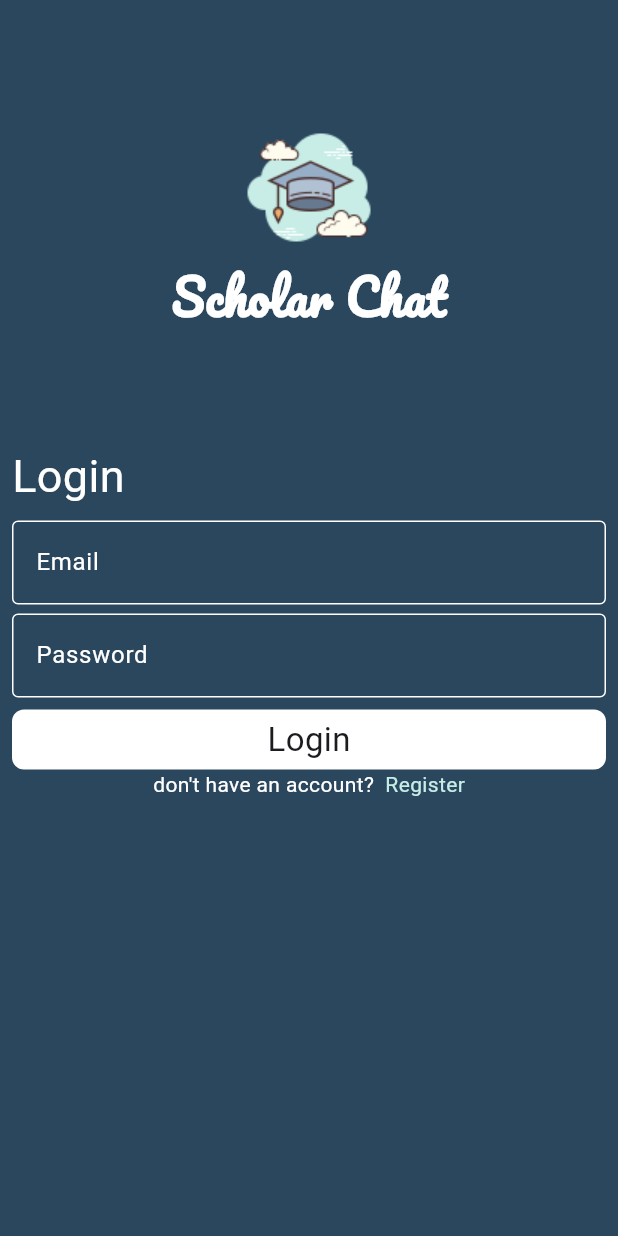
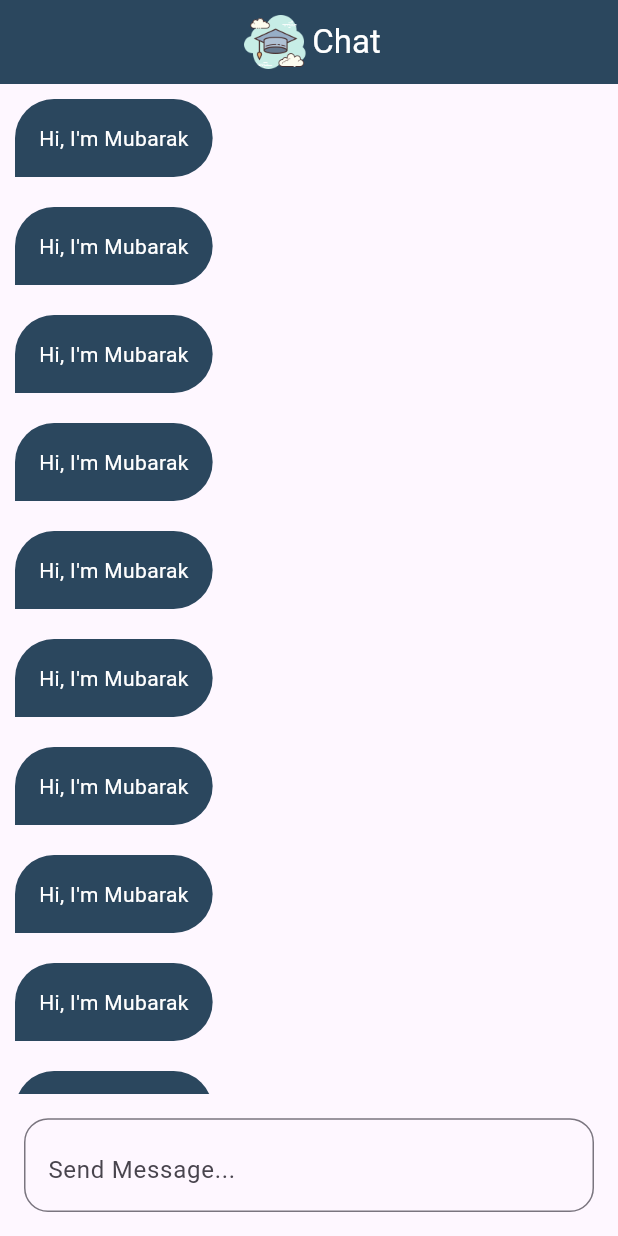
Before and after one commit to Dev7-Mubarak/ChatApp, a Flutter app: the screen it shows after launch, on a phone screen of 412 x 824 dp. Run offline on Flutter 3.47's test engine with Material 3 defaults, Android fonts, the phone set to English and light mode, and no system bars; our stand-ins replace firebase_auth, firebase_core; accounts and stored records are empty.

Commit message:
Add chat page ui

```diff
--- a/lib/constants.dart
+++ b/lib/constants.dart
@@ -1,3 +1,5 @@
 import 'package:flutter/material.dart';
 
 const kPrimaryColor = Color(0xff2B475E);
+const kLogo = 'assets/images/scholar.png';
+const String chatPageId = 'ChatPage';
--- a/lib/main.dart
+++ b/lib/main.dart
@@ -1,4 +1,6 @@
+import 'package:chat_app/constants.dart';
 import 'package:chat_app/firebase_options.dart';
+import 'package:chat_app/pages/chat_page.dart';
 import 'package:chat_app/pages/login_page.dart';
 import 'package:chat_app/pages/register_page.dart';
 import 'package:firebase_core/firebase_core.dart';
@@ -20,7 +22,8 @@ class ChatApp extends StatelessWidget {
     return MaterialApp(
       routes: {
         'LoginPage': (context) => const LoginPage(),
-        RegisterPage.id: (context) => RegisterPage()
+        RegisterPage.id: (context) => const RegisterPage(),
+        chatPageId: (context) => const ChatPage()
       },
       debugShowCheckedModeBanner: false,
       title: 'Chat App',
@@ -28,7 +31,7 @@ class ChatApp extends StatelessWidget {
         colorScheme: ColorScheme.fromSeed(seedColor: Colors.deepPurple),
         useMaterial3: true,
       ),
-      initialRoute: 'LoginPage',
+      initialRoute: chatPageId,
     );
   }
 }
--- /dev/null
+++ b/lib/pages/chat_page.dart
@@ -0,0 +1,54 @@
+import 'package:chat_app/constants.dart';
+import 'package:chat_app/widgets/chat_buble.dart';
+import 'package:chat_app/widgets/custom_text_filed.dart';
+import 'package:flutter/material.dart';
+
+class ChatPage extends StatelessWidget {
+  const ChatPage({super.key});
+
+  @override
+  Widget build(BuildContext context) {
+    return Scaffold(
+      appBar: AppBar(
+        automaticallyImplyLeading: false,
+        backgroundColor: kPrimaryColor,
+        title: Row(
+          mainAxisAlignment: MainAxisAlignment.center,
+          children: [
+            Image.asset(
+              kLogo,
+              height: 50,
+            ),
+            const Text(
+              'Chat',
+              style: TextStyle(color: Colors.white),
+            )
+          ],
+        ),
+      ),
+      body: Column(
+        children: [
+          Expanded(
+            child: ListView.builder(
+              itemBuilder: (context, index) => const ChatBuble(),
+            ),
+          ),
+          Padding(
+            padding: const EdgeInsets.all(16),
+            child: TextFormField(
+              decoration: InputDecoration(
+                  hintText: 'Send Message...',
+                  suffix: const Icon(
+                    Icons.send,
+                    color: kPrimaryColor,
+                  ),
+                  border: OutlineInputBorder(
+                      borderRadius: BorderRadius.circular(16),
+                      borderSide: const BorderSide(color: kPrimaryColor))),
+            ),
+          )
+        ],
+      ),
+    );
+  }
+}
--- a/lib/pages/login_page.dart
+++ b/lib/pages/login_page.dart
@@ -81,8 +81,8 @@ class _LoginPageState extends State<LoginPage> {
                     isLoading = true;
                   });
                   try {
-                    loginUser();
-                    showSnakBar(context, 'success');
+                    await loginUser();
+                    Navigator.pushNamed(context, chatPageId);
                   } on FirebaseAuthException catch (e) {
                     if (e.code == 'user-not-found') {
                       showSnakBar(context, 'No user found for that email.');
@@ -121,7 +121,7 @@ class _LoginPageState extends State<LoginPage> {
   }
 
   Future<void> loginUser() async {
-    UserCredential user = await FirebaseAuth.instance
-        .createUserWithEmailAndPassword(email: email!, password: password!);
+    await FirebaseAuth.instance
+        .signInWithEmailAndPassword(email: email!, password: password!);
   }
 }
--- a/lib/pages/register_page.dart
+++ b/lib/pages/register_page.dart
@@ -23,7 +23,6 @@ class _RegisterPageState extends State<RegisterPage> {
 
   bool isLoading = false;
 
-  // AutovalidateMode autovalidateMode = AutovalidateMode.disabled;
   @override
   Widget build(BuildContext context) {
     return Scaffold(
@@ -89,7 +88,7 @@ class _RegisterPageState extends State<RegisterPage> {
                   });
                   try {
                     await registerUser();
-                    showSnakBar(context, 'Success');
+                    Navigator.pushNamed(context, chatPageId);
                   } on FirebaseAuthException catch (e) {
                     if (e.code == 'weak-password') {
                       showSnakBar(context, 'Weak Password');
--- /dev/null
+++ b/lib/widgets/chat_buble.dart
@@ -0,0 +1,32 @@
+import 'package:chat_app/constants.dart';
+import 'package:flutter/material.dart';
+
+class ChatBuble extends StatelessWidget {
+  const ChatBuble({
+    super.key,
+  });
+
+  @override
+  Widget build(BuildContext context) {
+    return Align(
+      alignment: Alignment.centerLeft,
+      child: Container(
+        padding: const EdgeInsets.symmetric(horizontal: 16, vertical: 16),
+        margin: const EdgeInsets.all(10),
+        decoration: const BoxDecoration(
+          borderRadius: BorderRadius.only(
+              topLeft: Radius.circular(32),
+              topRight: Radius.circular(32),
+              bottomRight: Radius.circular(32)),
+          color: kPrimaryColor,
+        ),
+        child: const Text(
+          'Hi, I\'m Mubarak',
+          style: TextStyle(
+            color: Colors.white,
+          ),
+        ),
+      ),
+    );
+  }
+}
```
